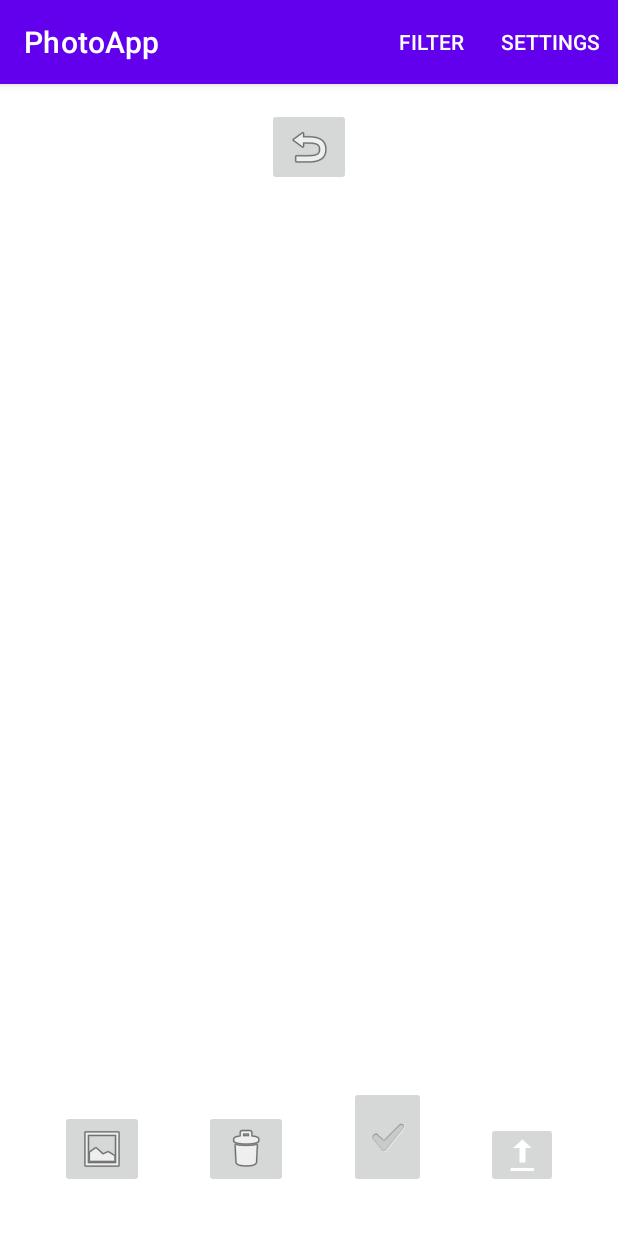
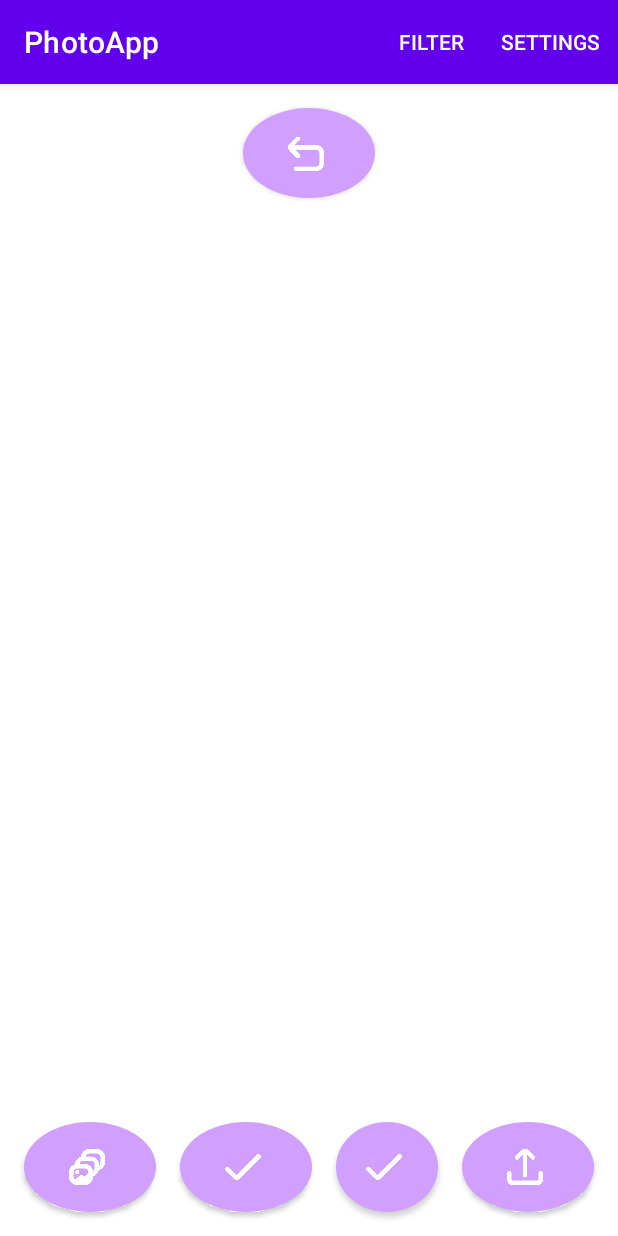
Before and after one commit to sarah-sadiq/PhotoApp, an Android app: the screen it shows after launch (MainActivity), on a phone screen of 412 x 824 dp. Run offline under Robolectric (Android 15) with nearby library versions, the phone set to English and light mode, and no system bars.

Commit message:
Button style changes

```diff
--- a/app/src/main/AndroidManifest.xml
+++ b/app/src/main/AndroidManifest.xml
@@ -1,6 +1,8 @@
 <?xml version="1.0" encoding="utf-8"?>
 <manifest xmlns:android="http://schemas.android.com/apk/res/android"
     package="com.example.photoapp">
+
+    <uses-permission android:name="android.permission.READ_EXTERNAL_STORAGE"/>
 
     <application
         android:allowBackup="true"
--- a/app/src/main/java/com/example/photoapp/MainActivity/MainViewFragment.java
+++ b/app/src/main/java/com/example/photoapp/MainActivity/MainViewFragment.java
@@ -5,7 +5,6 @@ import android.os.Bundle;
 
 import androidx.annotation.NonNull;
 import androidx.fragment.app.Fragment;
-import androidx.recyclerview.widget.LinearLayoutManager;
 
 import android.view.LayoutInflater;
 import android.view.Menu;
@@ -13,7 +12,8 @@ import android.view.MenuInflater;
 import android.view.MenuItem;
 import android.view.View;
 import android.view.ViewGroup;
-import android.widget.ImageButton;
+import android.widget.Button;
+import android.widget.ImageView;
 
 import com.example.photoapp.FilterActivity.FilterActivity;
 import com.example.photoapp.R;
@@ -27,6 +27,7 @@ import com.example.photoapp.SettingsActivity.SettingsActivity;
 public class MainViewFragment extends Fragment implements MainContract.View {
 
     MainContract.Presenter mPresenter;
+    ImageView imageView;
 
     public MainViewFragment() {
         // Required empty public constructor
@@ -54,39 +55,41 @@ public class MainViewFragment extends Fragment implements MainContract.View {
         // Inflate the layout for this fragment
         View root = inflater.inflate(R.layout.fragment_main_view, container, false);
 
-        ImageButton keepButton = root.findViewById(R.id.ibKeep);
+        imageView = root.findViewById(R.id.ivPhotoCard);
+
+        Button keepButton = root.findViewById(R.id.btKeep);
         keepButton.setOnClickListener(new View.OnClickListener() {
             @Override
             public void onClick(View view) {
-
+                //TODO
             }
         });
-        ImageButton deleteButton = root.findViewById(R.id.ibDelete);
+        Button deleteButton = root.findViewById(R.id.btDelete);
         deleteButton.setOnClickListener(new View.OnClickListener() {
             @Override
             public void onClick(View view) {
-
+                //TODO
             }
         });
-        ImageButton undoButton = root.findViewById(R.id.ibUndo);
+        Button undoButton = root.findViewById(R.id.btUndo);
         undoButton.setOnClickListener(new View.OnClickListener() {
             @Override
             public void onClick(View view) {
-
+                //TODO
             }
         });
-        ImageButton albumsButton = root.findViewById(R.id.ibAlbums);
+        Button albumsButton = root.findViewById(R.id.btAlbum);
         albumsButton.setOnClickListener(new View.OnClickListener() {
             @Override
             public void onClick(View view) {
-
+                //TODO
             }
         });
-        ImageButton shareButton = root.findViewById(R.id.ibShare);
+        Button shareButton = root.findViewById(R.id.btShare);
         shareButton.setOnClickListener(new View.OnClickListener() {
             @Override
             public void onClick(View view) {
-
+                //TODO
             }
         });
         return root;
--- /dev/null
+++ b/app/src/main/res/drawable/custom_button.xml
@@ -0,0 +1,7 @@
+<?xml version="1.0" encoding="utf-8"?>
+<shape xmlns:android="http://schemas.android.com/apk/res/android" android:shape="oval">
+    <solid android:color="#D09FFF"/>
+    <size
+        android:width="60dp"
+        android:height="60dp"/>
+</shape>
--- a/app/src/main/res/layout/fragment_main_view.xml
+++ b/app/src/main/res/layout/fragment_main_view.xml
@@ -10,70 +10,102 @@
         android:layout_width="match_parent"
         android:layout_height="match_parent">
 
-        <ImageButton
-            android:id="@+id/ibKeep"
-            android:layout_width="wrap_content"
+        <Button
+            android:id="@+id/btShare"
+            style="@style/Widget.MaterialComponents.Button.Icon"
+            app:icon="@drawable/upload__1_"
+            app:iconSize="24dp"
+            app:iconGravity="textStart"
+            app:iconPadding="0dp"
+            android:layout_width="0dp"
             android:layout_height="wrap_content"
-            android:layout_marginBottom="32dp"
-            android:src="?android:attr/textCheckMark"
-            app:layout_constraintBottom_toBottomOf="parent"
-            app:layout_constraintEnd_toStartOf="@+id/ibShare"
-            app:layout_constraintStart_toEndOf="@+id/ibDelete" />
-
-        <ImageButton
-            android:id="@+id/ibShare"
-            android:layout_width="wrap_content"
-            android:layout_height="wrap_content"
-            android:layout_marginBottom="32dp"
-            android:src="@android:drawable/stat_sys_upload"
+            android:layout_marginBottom="16dp"
+            android:layout_marginEnd="16dp"
             app:layout_constraintBottom_toBottomOf="parent"
             app:layout_constraintEnd_toEndOf="parent"
-            app:layout_constraintStart_toEndOf="@+id/ibKeep" />
+            android:background="@drawable/custom_button"
+            app:backgroundTint="#D09FFF" />
 
-        <ImageButton
-            android:id="@+id/ibDelete"
-            android:layout_width="wrap_content"
+        <Button
+            android:id="@+id/btKeep"
+            style="@style/Widget.MaterialComponents.Button.Icon"
+            app:icon="@drawable/check"
+            app:iconSize="24dp"
+            app:iconGravity="textStart"
+            app:iconPadding="0dp"
+            android:layout_width="0dp"
             android:layout_height="wrap_content"
-            android:layout_marginBottom="32dp"
-            android:src="@android:drawable/ic_menu_delete"
+            android:layout_marginBottom="16dp"
+            android:layout_marginStart="16dp"
             app:layout_constraintBottom_toBottomOf="parent"
-            app:layout_constraintEnd_toStartOf="@+id/ibKeep"
-            app:layout_constraintStart_toEndOf="@+id/ibAlbums" />
+            app:layout_constraintStart_toEndOf="@+id/btAlbum"
+            android:background="@drawable/custom_button"
+            app:backgroundTint="#D09FFF" />
 
-        <ImageButton
-            android:id="@+id/ibAlbums"
-            android:layout_width="wrap_content"
+        <Button
+            android:id="@+id/btAlbum"
+            style="@style/Widget.MaterialComponents.Button.Icon"
+            app:icon="@drawable/gallery"
+            app:iconSize="24dp"
+            app:iconGravity="textStart"
+            app:iconPadding="0dp"
+            android:layout_width="0dp"
             android:layout_height="wrap_content"
-            android:layout_marginBottom="32dp"
-            android:src="@android:drawable/ic_menu_gallery"
+            android:layout_marginBottom="16dp"
+            android:layout_marginStart="16dp"
             app:layout_constraintBottom_toBottomOf="parent"
-            app:layout_constraintEnd_toStartOf="@+id/ibDelete"
-            app:layout_constraintStart_toStartOf="parent" />
+            app:layout_constraintStart_toStartOf="parent"
+            android:background="@drawable/custom_button"
+            app:backgroundTint="#D09FFF" />
+
+        <Button
+            android:id="@+id/btDelete"
+            style="@style/Widget.MaterialComponents.Button.Icon"
+            app:icon="@drawable/check"
+            app:iconSize="24dp"
+            app:iconGravity="textStart"
+            app:iconPadding="0dp"
+            android:layout_width="0dp"
+            android:layout_height="wrap_content"
+            android:layout_marginBottom="16dp"
+            android:layout_marginEnd="16dp"
+            android:layout_marginStart="16dp"
+            app:layout_constraintBottom_toBottomOf="parent"
+            app:layout_constraintEnd_toStartOf="@+id/btShare"
+            app:layout_constraintStart_toEndOf="@+id/btKeep"
+            android:background="@drawable/custom_button"
+            app:backgroundTint="#D09FFF" />
 
         <ImageView
             android:id="@+id/ivPhotoCard"
             android:layout_width="0dp"
             android:layout_height="0dp"
             android:layout_marginBottom="32dp"
-            android:layout_marginEnd="32dp"
-            android:layout_marginStart="32dp"
+            android:layout_marginEnd="16dp"
+            android:layout_marginStart="16dp"
             android:layout_marginTop="32dp"
-            app:layout_constraintBottom_toTopOf="@+id/ibKeep"
+            app:layout_constraintBottom_toTopOf="@+id/btKeep"
             app:layout_constraintEnd_toEndOf="parent"
             app:layout_constraintStart_toStartOf="parent"
-            app:layout_constraintTop_toBottomOf="@+id/ibUndo"
+            app:layout_constraintTop_toBottomOf="@+id/btUndo"
             tools:src="@tools:sample/backgrounds/scenic" />
 
-        <ImageButton
-            android:id="@+id/ibUndo"
+        <Button
+            android:id="@+id/btUndo"
+            style="@style/Widget.MaterialComponents.Button.Icon"
+            app:icon="@drawable/undo_alt"
+            app:iconSize="24dp"
+            app:iconGravity="textStart"
+            app:iconPadding="0dp"
             android:layout_width="wrap_content"
             android:layout_height="wrap_content"
             android:layout_marginEnd="16dp"
             android:layout_marginStart="16dp"
             android:layout_marginTop="16dp"
-            android:src="@android:drawable/ic_menu_revert"
             app:layout_constraintEnd_toEndOf="parent"
             app:layout_constraintStart_toStartOf="parent"
-            app:layout_constraintTop_toTopOf="parent" />
+            app:layout_constraintTop_toTopOf="parent"
+            android:background="@drawable/custom_button"
+            app:backgroundTint="#D09FFF" />
     </androidx.constraintlayout.widget.ConstraintLayout>
 </FrameLayout>
```
Also changed, not shown: app/src/main/res/drawable/back.png (deleted), app/src/main/res/drawable/check.png (added), app/src/main/res/drawable/cross.png (added), app/src/main/res/drawable/gallery.png (added), app/src/main/res/drawable/undo_alt.png (added), app/src/main/res/drawable/upload__1_.png (added).
